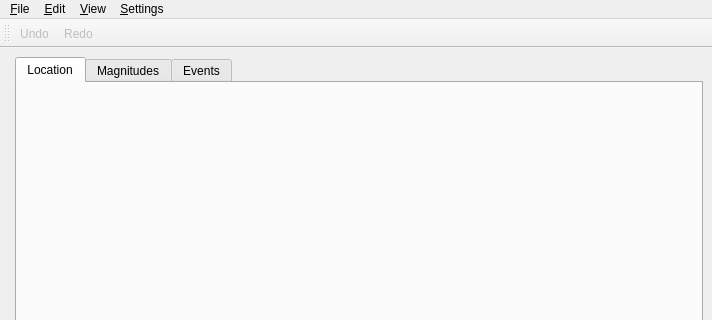
Before: the Qt Designer form src/gui-qt4/apps/scolv/mainframe.ui in SeisComP3/seiscomp3, drawn with Qt 5; both pictures show x 0 to 712 and y 0 to 320 of the 712 by 684 pixel window.
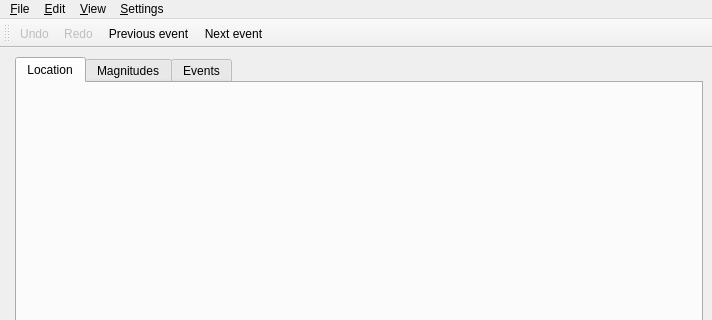
After: the same form once the commit is applied. Icons and pictures are not drawn.

Commit message: [scolv] Add shortcuts to select previous/next event of event list

The edit to the form file:
```diff
--- a/src/gui-qt4/apps/scolv/mainframe.ui
+++ b/src/gui-qt4/apps/scolv/mainframe.ui
@@ -141,6 +141,8 @@
    </attribute>
    <addaction name="actionUndo" />
    <addaction name="actionRedo" />
+   <addaction name="actionPreviousEvent" />
+   <addaction name="actionNextEvent" />
   </widget>
   <action name="actionShowStations" >
    <property name="checkable" >
@@ -233,6 +235,46 @@
     <string>Ctrl+Shift+Z</string>
    </property>
   </action>
+  <action name="actionPreviousEvent" >
+   <property name="enabled" >
+    <bool>true</bool>
+   </property>
+   <property name="icon" >
+    <iconset/>
+   </property>
+   <property name="text" >
+    <string>Previous event</string>
+   </property>
+   <property name="iconText" >
+    <string>Previous event</string>
+   </property>
+   <property name="toolTip" >
+    <string>Load previous event of the event list</string>
+   </property>
+   <property name="shortcut" >
+    <string>Ctrl+PgUp</string>
+   </property>
+  </action>
+  <action name="actionNextEvent" >
+   <property name="enabled" >
+    <bool>true</bool>
+   </property>
+   <property name="icon" >
+    <iconset/>
+   </property>
+   <property name="text" >
+    <string>Next event</string>
+   </property>
+   <property name="iconText" >
+    <string>Next event</string>
+   </property>
+   <property name="toolTip" >
+    <string>Go to next event of the event list</string>
+   </property>
+   <property name="shortcut" >
+    <string>Ctrl+PgDown</string>
+   </property>
+  </action>
   <action name="actionShowSummary" >
    <property name="checkable" >
     <bool>true</bool>
```
Left out of the diff: 9 changed lines with no effect on the pictures. The commit also changes 4 other files.
